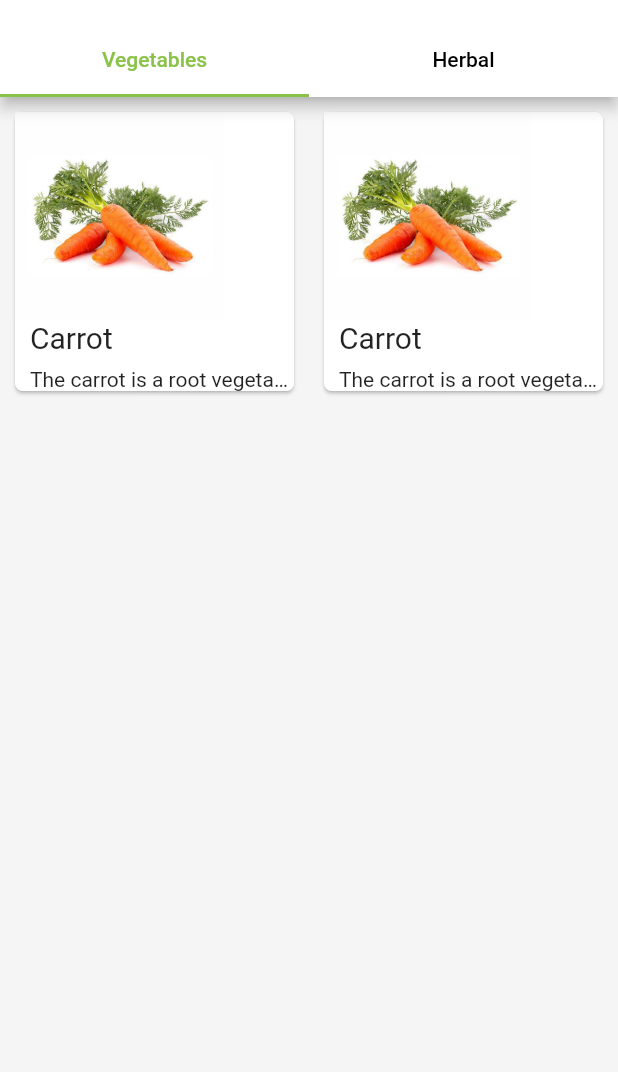
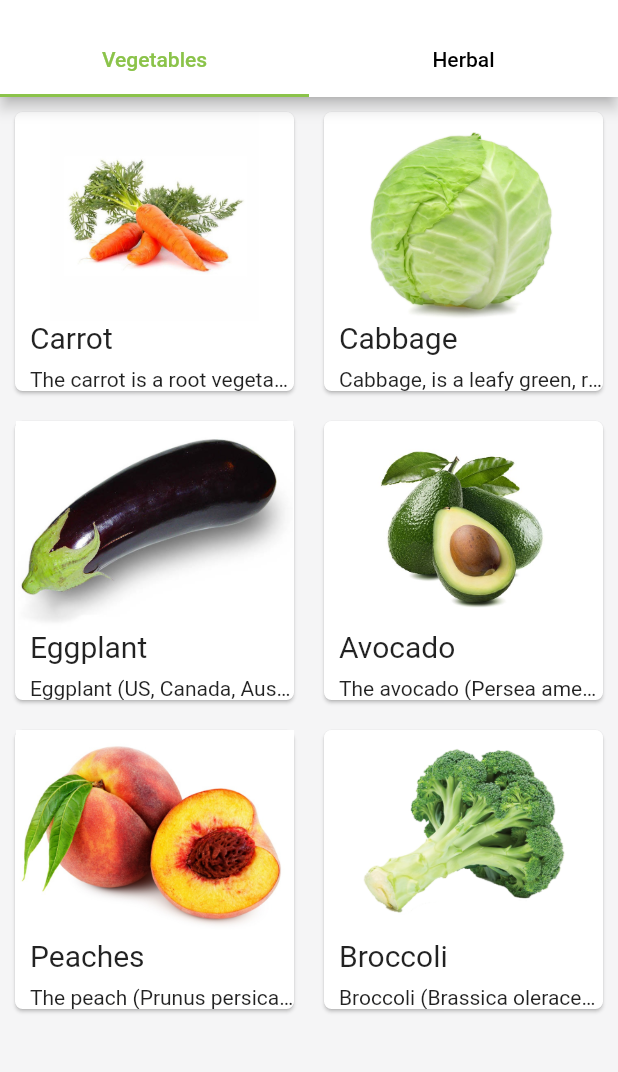
Before and after one commit to Fegartyx/Plants, a Flutter app: the screen it shows after launch, on a phone screen of 412 x 824 dp, the part 59-1131 px from its top. Run offline on Flutter 3.47's test engine with Material 2 defaults, Android fonts, the phone set to English and light mode, and no system bars.

Commit message:
Make Data Dynamic

```diff
--- a/plants/lib/home.dart
+++ b/plants/lib/home.dart
@@ -1,4 +1,6 @@
 import 'package:flutter/material.dart';
+import 'package:plants/model/herbal.dart';
+import 'package:plants/model/vegetables.dart';
 
 import 'detail.dart';
 
@@ -7,15 +9,17 @@ class HomeScreen extends StatelessWidget {
 
   @override
   Widget build(BuildContext context) {
-    Widget gridItemCard() {
+    Widget gridItemCard(Vegetables vegetables) {
       return GestureDetector(
         onTap: () {
           Navigator.push(context, MaterialPageRoute(builder: (context) {
-            return const Detail();
+            return Detail(
+              vegetables: vegetables,
+            );
           }));
         },
         child: Card(
-          margin: EdgeInsets.all(10),
+          margin: const EdgeInsets.all(10),
           shape: RoundedRectangleBorder(
             borderRadius: BorderRadius.circular(5),
           ),
@@ -24,24 +28,26 @@ class HomeScreen extends StatelessWidget {
             crossAxisAlignment: CrossAxisAlignment.start,
             children: [
               Expanded(
-                child: Image.asset(
-                  'assets/vegetables/carrot.jpg',
+                child: Center(
+                  child: Image.asset(
+                    vegetables.imageAsset,
+                  ),
                 ),
               ),
               Container(
-                margin: EdgeInsets.only(left: 10),
+                margin: const EdgeInsets.only(left: 10),
                 child: Text(
-                  'Carrot',
-                  style: TextStyle(fontSize: 20),
+                  vegetables.name,
+                  style: const TextStyle(fontSize: 20),
                 ),
               ),
-              SizedBox(
+              const SizedBox(
                 height: 8,
               ),
               Container(
-                margin: EdgeInsets.only(left: 10),
+                margin: const EdgeInsets.only(left: 10),
                 child: Text(
-                  'The carrot is a root vegetable, typically orange in color, though purple, black, red, white, and yellow cultivars exist, all of which are domesticated forms of the wild carrot, native to Europe and Southwestern Asia.',
+                  vegetables.detail,
                   overflow: TextOverflow.ellipsis,
                 ),
               ),
@@ -51,16 +57,18 @@ class HomeScreen extends StatelessWidget {
       );
     }
 
-    Widget listItemCard() {
+    Widget listItemCard(Herbal herbals) {
       return GestureDetector(
         onTap: () {
           Navigator.push(context, MaterialPageRoute(builder: (context) {
-            return const Detail();
+            return Detail(
+              herbals: herbals,
+            );
           }));
         },
         child: Card(
           margin: EdgeInsets.symmetric(
-            vertical: 20,
+            vertical: 10,
             horizontal: 10,
           ),
           shape: RoundedRectangleBorder(
@@ -72,14 +80,14 @@ class HomeScreen extends StatelessWidget {
               SizedBox(
                 width: 16,
               ),
-              const Expanded(
+              Expanded(
                 flex: 2,
-                child: Text('Lavender'),
+                child: Text(herbals.name),
               ),
               Expanded(
                 flex: 1,
                 child: Image.asset(
-                  'assets/herbal/lavender.jpg',
+                  herbals.imageAsset,
                 ),
               )
             ],
@@ -118,10 +126,17 @@ class HomeScreen extends StatelessWidget {
           children: [
             GridView.count(
               crossAxisCount: 2,
-              children: [gridItemCard(), gridItemCard()],
+              children: List.generate(vegetableLists.length, (index) {
+                final Vegetables vegetables = vegetableLists[index];
+                return gridItemCard(vegetables);
+              }),
             ),
-            ListView(
-              children: [listItemCard()],
+            ListView.builder(
+              itemBuilder: (context, index) {
+                final Herbal herbals = listHerbal[index];
+                return listItemCard(herbals);
+              },
+              itemCount: listHerbal.length,
             ),
           ],
         ),
--- a/plants/lib/model/herbal.dart
+++ b/plants/lib/model/herbal.dart
@@ -1,5 +1,6 @@
 class Herbal {
   late String name;
+  late String category;
   late String detail;
   late String imageAsset;
   late List<String> imageUrl;
@@ -7,15 +8,20 @@ class Herbal {
   Herbal({
     required this.name,
     required this.detail,
+    required this.category,
     required this.imageUrl,
     required this.imageAsset,
   });
+}
 
 var listHerbal = [
   Herbal(
       name: 'Lavender',
+      category: 'Herbal',
       detail:
-            'Lavandula (common name lavender) is a genus of 47 known species of flowering plants in the mint family. It is native to the Old World and is found in Cape Verde and the Canary Islands, and from Europe across to northern and eastern Africa, the Mediterranean, southwest Asia to India.',
+          'Lavandula (common name lavender) is a genus of 47 known species of flowering plants in the mint family. '
+          'It is native to the Old World and is found in Cape Verde and the Canary Islands, and from Europe across to northern and eastern Africa, '
+          'the Mediterranean, southwest Asia to India.',
       imageAsset: 'assets/herbal/lavender.jpg',
       imageUrl: [
         'https://www.kampustani.com/wp-content/uploads/2021/10/cara-menanam-bunga-lavender.jpg',
@@ -24,9 +30,12 @@ class Herbal {
       ]),
   Herbal(
       name: 'Calendula',
-        detail:
-            'Calendula officinalis, the pot marigold, common marigold, ruddles, Mary\'s gold or Scotch marigold, is a flowering plant in the daisy family Asteraceae. It is probably native to southern Europe, though its long history of cultivation makes its precise origin unknown, and it may possibly be of garden origin. It is also widely naturalised farther north in Europe (as far as southern England) and elsewhere in warm temperate regions of the world.',
-        imageAsset: 'assets/herbal/calendula.jpg',
+      category: 'Herbal',
+      detail: 'Calendula officinalis,'
+          'is a flowering plant in the daisy family Asteraceae. It is probably native to southern Europe, '
+          'though its long history of cultivation makes its precise origin unknown, and it may possibly be of '
+          'garden origin. It is also widely naturalised farther north in Europe (as far as southern England) and elsewhere in warm temperate regions of the world.',
+      imageAsset: 'assets/herbal/calendula_banner.jpg',
       imageUrl: [
         'https://imgsrv2.voi.id/2LIePtecloUw39E-WKrPJRfO3bEbbPyzeG0HD8oCCFs/auto/1200/675/sm/1/bG9jYWw6Ly8vcHVibGlzaGVycy8yOTIxOC8yMDIxMDEyNzIwMDUtbWFpbi5qcGc.jpg',
         'https://www.tunasnegeri.com/wp-content/uploads/2022/04/calendula-gac4512d87_1920.jpg',
@@ -34,9 +43,13 @@ class Herbal {
       ]),
   Herbal(
       name: 'Basil',
+      category: 'Herbal',
       detail:
-            'Basil (Ocimum basilicum), also called great basil, is a culinary herb of the family Lamiaceae (mints). It is a tender plant, and is used in cuisines worldwide. In Western cuisine, the generic term "basil" refers to the variety also known as sweet basil or Genovese basil. Basil is native to tropical regions from Central Africa to Southeast Asia. In temperate climates basil is treated as an annual plant, however, basil can be grown as a short-lived perennial or biennial in warmer horticultural zones with tropical or Mediterranean climates.',
-        imageAsset: 'assets/herbal/basil.jpg',
+          'Basil (Ocimum basilicum). It is a tender plant, and is used in cuisines worldwide.'
+          'Basil is native to tropical regions from Central Africa to Southeast Asia. In temperate climates '
+          'basil is treated as an annual plant, however, basil can be grown as a short-lived perennial or biennial in '
+          'warmer horticultural zones with tropical or Mediterranean climates.',
+      imageAsset: 'assets/herbal/genovese_basil.webp',
       imageUrl: [
         'https://justgardenthings.com/wp-content/uploads/2022/01/how-to-grow-basil-1590506465.jpg',
         'https://www.tastingtable.com/img/gallery/the-best-ways-to-keep-basil-fresh/l-intro-1643650346.jpg',
@@ -44,8 +57,10 @@ class Herbal {
       ]),
   Herbal(
       name: 'Chervil',
-        detail:
-            'Chervil (Anthriscus cerefolium), sometimes called French parsley or garden chervil (to distinguish it from similar plants also called chervil), is a delicate annual herb related to parsley. It was formerly called myrhis due to its volatile oil with an aroma similar to the resinous substance of myrrh. It is commonly used to season mild-flavoured dishes and is a constituent of the French herb mixture fines herbes.',
+      category: 'Herbal',
+      detail: 'Chervil (Anthriscus cerefolium), '
+          'is a delicate annual herb related to parsley. It was formerly called myrhis due to its volatile oil with an aroma similar '
+          'to the resinous substance of myrrh. It is commonly used to season mild-flavoured dishes and is a constituent of the French herb mixture fines herbes.',
       imageAsset: 'assets/herbal/chervil.jpg',
       imageUrl: [
         'https://gardenerspath.com/wp-content/uploads/2020/05/How-to-Grow-Chervil-FB.jpg',
@@ -54,13 +69,14 @@ class Herbal {
       ]),
   Herbal(
       name: 'Chamomile',
-        detail:
-            'Chamomile (American English) or camomile (British English; see spelling differences) is the common name for several daisy-like plants of the family Asteraceae. Two of the species, Matricaria recutita and Anthemis nobilis, are commonly used to make herbal infusions for beverages. There is insufficient scientific evidence that consuming chamomile in foods or beverages has any beneficial effect on health.',
-        imageAsset: 'assets/herbal/chamomile.jpg',
+      category: 'Herbal',
+      detail: 'Chamomile (American English) or camomile is a,'
+          'Two of the species, Matricaria recutita and Anthemis nobilis, are commonly used to make herbal infusions for beverages. '
+          'There is insufficient scientific evidence that consuming chamomile in foods or beverages has any beneficial effect on health.',
+      imageAsset: 'assets/herbal/chamomile.webp',
       imageUrl: [
         'https://images3.alphacoders.com/904/904474.jpg',
         'https://images2.alphacoders.com/108/1088144.jpg',
         'https://www.wallpaperflare.com/static/561/442/477/daisies-flowers-blur-white-wallpaper.jpg'
       ]),
 ];
-}
--- a/plants/lib/model/vegetables.dart
+++ b/plants/lib/model/vegetables.dart
@@ -12,13 +12,15 @@ class Vegetables {
     required this.imageAsset,
     required this.imageUrl,
   });
+}
 
 var vegetableLists = [
   Vegetables(
     name: 'Carrot',
     category: 'Plant',
     detail:
-          'The carrot is a root vegetable, typically orange in color, though purple, black, red, white, and yellow cultivars exist, all of which are domesticated forms of the wild carrot, native to Europe and Southwestern Asia.',
+        'The carrot is a root vegetable, typically orange in color, though purple, black, red, white, and yellow cultivars exist, '
+        'all of which are domesticated forms of the wild carrot, native to Europe and Southwestern Asia.',
     imageAsset: 'assets/vegetables/carrot.jpg',
     imageUrl: [
       'https://empire-s3-production.bobvila.com/articles/wp-content/uploads/2022/07/iStock-1393769889.jpg',
@@ -30,7 +32,9 @@ class Vegetables {
     name: 'Cabbage',
     category: 'Plant',
     detail:
-          'Cabbage, comprising several cultivars of Brassica oleracea, is a leafy green, red (purple), or white (pale green) biennial plant grown as an annual vegetable crop for its dense-leaved heads.Cabbage was most likely domesticated somewhere in Europe in Ancient history before 1000 BC. Starting in the Early Modern Era, cabbage was exported to the Americas, Asia, and around the world.',
+        'Cabbage, is a leafy green, red (purple), or white (pale green) biennial plant.'
+        'Cabbage was most likely domesticated somewhere in Europe in Ancient history before 1000 BC. '
+        'Starting in the Early Modern Era, cabbage was exported to the Americas, Asia, and around the world.',
     imageAsset: 'assets/vegetables/cabbage.jpg',
     imageUrl: [
       'https://sc04.alicdn.com/kf/U50e878acde7342de8b3f4b3af9257cf0D/7013307269/U50e878acde7342de8b3f4b3af9257cf0D.jpg',
@@ -42,7 +46,8 @@ class Vegetables {
     name: 'Eggplant',
     category: 'Fruit',
     detail:
-          'Eggplant (US, Canada, Australia), aubergine (UK, Ireland) or brinjal (Indian subcontinent, Singapore, Malaysia, South Africa) is a plant species in the nightshade family Solanaceae. Solanum melongena is grown worldwide for its edible fruit. ',
+        'Eggplant (US, Canada, Australia), aubergine (UK, Ireland) or brinjal (Indian subcontinent, Singapore, Malaysia, South Africa) '
+        'is a plant species in the nightshade family Solanaceae. Solanum melongena is grown worldwide for its edible fruit. ',
     imageAsset: 'assets/vegetables/eggplant.jpg',
     imageUrl: [
       'https://cdn.mos.cms.futurecdn.net/G6o7bF6AbmDWWu67rJZ39c.jpg',
@@ -54,7 +59,9 @@ class Vegetables {
     name: 'Avocado',
     category: 'Fruit',
     detail:
-          'The avocado (Persea americana) is a tree originating in the Americas which is likely native to the highland regions of south-central Mexico to Guatemala. It is classified as a member of the flowering plant family Lauraceae. The fruit of the plant, also called an avocado (or avocado pear or alligator pear), is botanically a large berry containing a single large seed. Avocado trees are partially self-pollinating, and are often propagated through grafting to maintain predictable fruit quality and quantity.',
+        'The avocado (Persea americana) is a tree originating in the Americas which is likely native to the highland regions of south-central Mexico to Guatemala. '
+        'It is classified as a member of the flowering plant family Lauraceae. The fruit of the plant, also called an avocado (or avocado pear or alligator pear), '
+        'is botanically a large berry containing a single large seed.',
     imageAsset: 'assets/vegetables/avocado.jpg',
     imageUrl: [
       'https://hips.hearstapps.com/hmg-prod.s3.amazonaws.com/images/how-to-grow-avocado-tree-1650918999.jpg',
@@ -66,7 +73,8 @@ class Vegetables {
     name: 'Peaches',
     category: 'Fruit',
     detail:
-          'The peach (Prunus persica) is a deciduous tree first domesticated and cultivated in Zhejiang province of Eastern China. It bears edible juicy fruits with various characteristics, most called peaches and others (the glossy-skinned, non-fuzzy varieties), nectarines. ',
+        'The peach (Prunus persica) is a deciduous tree first domesticated and cultivated in Zhejiang province of Eastern China. '
+        'It bears edible juicy fruits with various characteristics, most called peaches and others (the glossy-skinned, non-fuzzy varieties), nectarines. ',
     imageAsset: 'assets/vegetables/peach.jpg',
     imageUrl: [
       'https://media.self.com/photos/5b75ad5728dfab53ee567688/4:3/w_2560%2Cc_limit/GettyImages-614938268.jpg',
@@ -87,4 +95,3 @@ class Vegetables {
     ],
   )
 ];
-}
```
Also changed, not shown: plants/lib/detail.dart (+124 -47 lines), plants/assets/herbal/calendula.jpg (deleted), plants/assets/herbal/calendula_banner.jpg (added), plants/assets/herbal/chamomile.jpg (deleted), plants/assets/herbal/chamomile.webp (added), plants/assets/herbal/chervil.jpg (added), plants/assets/herbal/chervil.png (deleted), plants/assets/herbal/genovese_basil.webp (added). Lines whose indentation alone changed are shown as unchanged.
